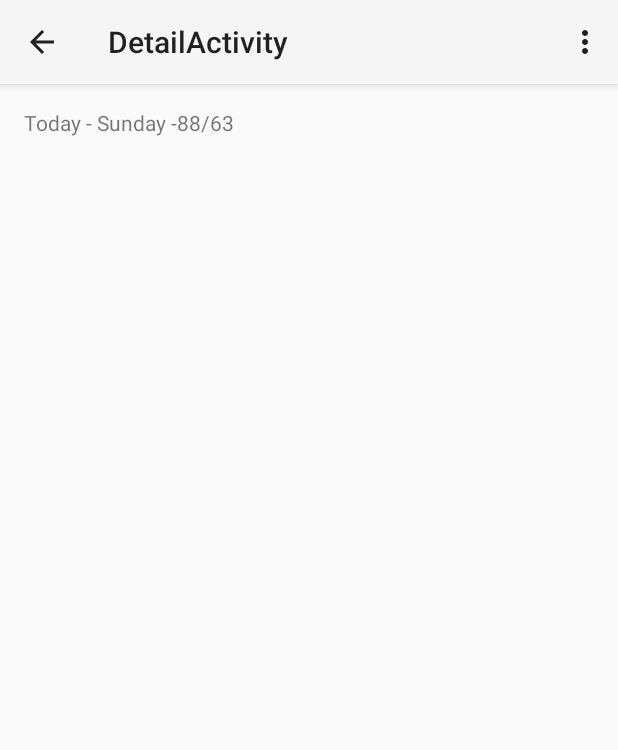
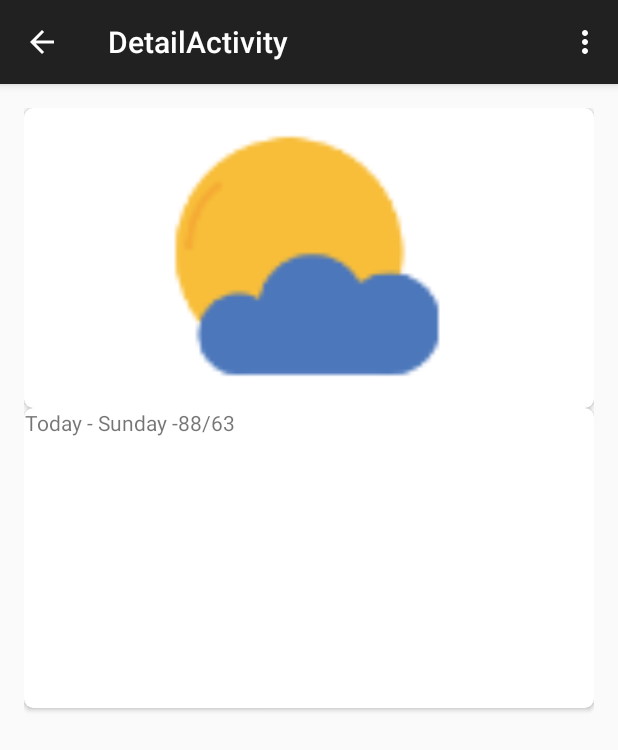
Before and after one commit to PramodDutta/RetroWeather, an Android app: the screen it shows after launch (DetailActivity), after a tap on "Today - Sunday -88/63", on a phone screen of 412 x 824 dp. Shown: the top 750 px of the screen. Run offline under Robolectric (Android 15) with nearby library versions, the phone set to English and light mode, and no system bars; libraries missing offline, so code that uses them is left out: com.melnykov.fab; 3 statements that could not run were skipped.

Commit message:
Aadded some Material and Carview layout

```diff
--- a/app/build.gradle
+++ b/app/build.gradle
@@ -13,7 +13,8 @@ android {
     }
     buildTypes {
         release {
-            runProguard false
+            apply plugin: 'announce'
+            minifyEnabled false
             proguardFiles getDefaultProguardFile('proguard-android.txt'), 'proguard-rules.pro'
         }
     }
@@ -21,4 +22,7 @@ android {
 
 dependencies {
     compile fileTree(dir: 'libs', include: ['*.jar'])
+    compile 'com.android.support:appcompat-v7:21.+'
+    compile 'com.melnykov:floatingactionbutton:1.1.0'
+    compile 'com.android.support:cardview-v7:21.0.+'
 }
--- a/app/src/main/java/com/witmergers/retroweather/DetailActivity.java
+++ b/app/src/main/java/com/witmergers/retroweather/DetailActivity.java
@@ -1,9 +1,9 @@
 package com.witmergers.retroweather;
 
-import android.app.Activity;
 import android.app.Fragment;
 import android.content.Intent;
 import android.os.Bundle;
+import android.support.v7.app.ActionBarActivity;
 import android.view.LayoutInflater;
 import android.view.Menu;
 import android.view.MenuItem;
@@ -12,7 +12,7 @@ import android.view.ViewGroup;
 import android.widget.TextView;
 
 
-public class DetailActivity extends Activity {
+public class DetailActivity extends ActionBarActivity {
 
     @Override
     protected void onCreate(Bundle savedInstanceState) {
--- a/app/src/main/java/com/witmergers/retroweather/MainActivity.java
+++ b/app/src/main/java/com/witmergers/retroweather/MainActivity.java
@@ -1,12 +1,12 @@
 package com.witmergers.retroweather;
 
-import android.app.Activity;
 import android.os.Bundle;
+import android.support.v7.app.ActionBarActivity;
 import android.view.Menu;
 import android.view.MenuItem;
 
 
-public class MainActivity extends Activity {
+public class MainActivity extends ActionBarActivity {
 
     @Override
     protected void onCreate(Bundle savedInstanceState) {
--- a/app/src/main/res/layout/fragment_detail.xml
+++ b/app/src/main/res/layout/fragment_detail.xml
@@ -1,5 +1,6 @@
 <RelativeLayout xmlns:android="http://schemas.android.com/apk/res/android"
     xmlns:tools="http://schemas.android.com/tools"
+    xmlns:card_view="http://schemas.android.com/apk/res-auto"
     android:layout_width="match_parent"
     android:layout_height="match_parent"
     android:paddingLeft="@dimen/activity_horizontal_margin"
@@ -8,10 +9,49 @@
     android:paddingBottom="@dimen/activity_vertical_margin"
     tools:context="com.witmergers.retroweather.DetailActivity$PlaceholderFragment">
 
-    <TextView
-        android:id="@+id/detail_textview"
-        android:text="@string/hello_world"
-        android:layout_width="wrap_content"
-        android:layout_height="wrap_content" />
+    <LinearLayout
+        android:layout_width="match_parent"
+        android:layout_height="match_parent"
+        android:orientation="vertical"
+                >
+
+        <android.support.v7.widget.CardView
+            xmlns:card_view="http://schemas.android.com/apk/res-auto"
+            android:id="@+id/card_view1"
+            android:layout_gravity="center"
+            android:layout_width="match_parent"
+            android:layout_height="200dp"
+
+            android:background="@color/ripple"
+            card_view:cardCornerRadius="6dp">
+            <ImageView
+                android:src="@drawable/ic_launcher"
+                android:layout_width="match_parent"
+                android:layout_height="match_parent" />
+
+
+        </android.support.v7.widget.CardView>
+
+
+
+        <android.support.v7.widget.CardView
+            xmlns:card_view="http://schemas.android.com/apk/res-auto"
+            android:id="@+id/card_view2"
+            android:layout_gravity="center"
+            android:layout_width="match_parent"
+            android:layout_height="200dp"
+            android:background="@color/ripple"
+            card_view:cardCornerRadius="6dp">
+            <TextView
+                android:id="@+id/detail_textview"
+                android:text="@string/hello_world"
+                android:layout_width="wrap_content"
+                android:gravity="center"
+                android:layout_height="wrap_content" />
+        </android.support.v7.widget.CardView>
+
+        </LinearLayout>
+
+
 
 </RelativeLayout>
--- a/app/src/main/res/layout/list_item_forecast.xml
+++ b/app/src/main/res/layout/list_item_forecast.xml
@@ -1,11 +1,14 @@
 <?xml version="1.0" encoding="utf-8"?>
+
+
 
 <TextView
     xmlns:android="http://schemas.android.com/apk/res/android"
     android:layout_width="match_parent"
     android:id="@+id/list_item_forecast_textview"
     android:minHeight="?android:attr/listPreferredItemHeight"
-    android:gravity="center_vertical"
+    android:gravity="center"
+    android:typeface="normal"
     android:layout_height="wrap_content">
 
 </TextView>
--- a/app/src/main/res/menu/detail.xml
+++ b/app/src/main/res/menu/detail.xml
@@ -1,8 +1,9 @@
 <menu xmlns:android="http://schemas.android.com/apk/res/android"
     xmlns:tools="http://schemas.android.com/tools"
+    xmlns:app="http://schemas.android.com/apk/res-auto"
     tools:context="com.witmergers.retroweather.DetailActivity" >
     <item android:id="@+id/action_settings"
         android:title="@string/action_settings"
         android:orderInCategory="100"
-        android:showAsAction="never" />
+        app:showAsAction="never" />
 </menu>
--- a/app/src/main/res/menu/forecastfragment.xml
+++ b/app/src/main/res/menu/forecastfragment.xml
@@ -1,10 +1,13 @@
 <?xml version="1.0" encoding="utf-8"?>
 
-<menu xmlns:android="http://schemas.android.com/apk/res/android">
+<menu
+    xmlns:android="http://schemas.android.com/apk/res/android"
+    xmlns:app="http://schemas.android.com/apk/res-auto"
+    >
 
     <item
         android:id="@+id/action_refresh"
         android:title="@string/action_refresh_string"
-        android:showAsAction="never"/>
+        app:showAsAction="never"/>
 
 </menu>
--- a/app/src/main/res/menu/main.xml
+++ b/app/src/main/res/menu/main.xml
@@ -1,8 +1,9 @@
 <menu xmlns:android="http://schemas.android.com/apk/res/android"
     xmlns:tools="http://schemas.android.com/tools"
+    xmlns:app="http://schemas.android.com/apk/res-auto"
     tools:context=".MainActivity" >
     <item android:id="@+id/action_settings"
         android:title="@string/action_settings"
         android:orderInCategory="100"
-        android:showAsAction="never" />
+        app:showAsAction="never" />
 </menu>
--- a/app/src/main/res/values-v21/styles.xml
+++ b/app/src/main/res/values-v21/styles.xml
@@ -1,5 +1,6 @@
 <?xml version="1.0" encoding="utf-8"?>
 <resources>
-    <style name="AppTheme" parent="android:Theme.Material.Light">
+    <style name="AppTheme" parent="Theme.AppCompat.Light.DarkActionBar">
+
     </style>
 </resources>
--- a/app/src/main/res/values/styles.xml
+++ b/app/src/main/res/values/styles.xml
@@ -1,8 +1,9 @@
 <resources>
 
     <!-- Base application theme. -->
-    <style name="AppTheme" parent="android:Theme.Holo.Light.DarkActionBar">
-        <!-- Customize your theme here. -->
-    </style>
+    <style name="AppTheme" parent="Theme.AppCompat.Light.DarkActionBar">
+        <item name="colorPrimary">#673AB7</item>
+        <item name="colorPrimaryDark">#512DA8</item>
+</style>
 
 </resources>
--- a/build.gradle
+++ b/build.gradle
@@ -5,7 +5,7 @@ buildscript {
         jcenter()
     }
     dependencies {
-        classpath 'com.android.tools.build:gradle:0.12.2'
+        classpath 'com.android.tools.build:gradle:1.0.0-rc4'
 
         // NOTE: Do not place your application dependencies here; they belong
         // in the individual module build.gradle files
```
Also changed, not shown: app/src/main/java/com/witmergers/retroweather/ForecastFragment.java (+18 -2 lines), app/src/main/res/layout/fragment_main.xml (+13 -0 lines), app/src/main/res/values/color.xml (added, +8 -0 lines), app/src/main/res/drawable-hdpi/ic_action_content_new.png (added), app/src/main/res/drawable-mdpi/ic_action_content_new.png (added), app/src/main/res/drawable-xhdpi/ic_action_content_new.png (added), app/src/main/res/drawable-xxhdpi/ic_action_content_new.png (added), gradle/wrapper/gradle-wrapper.properties, 2 other files.
